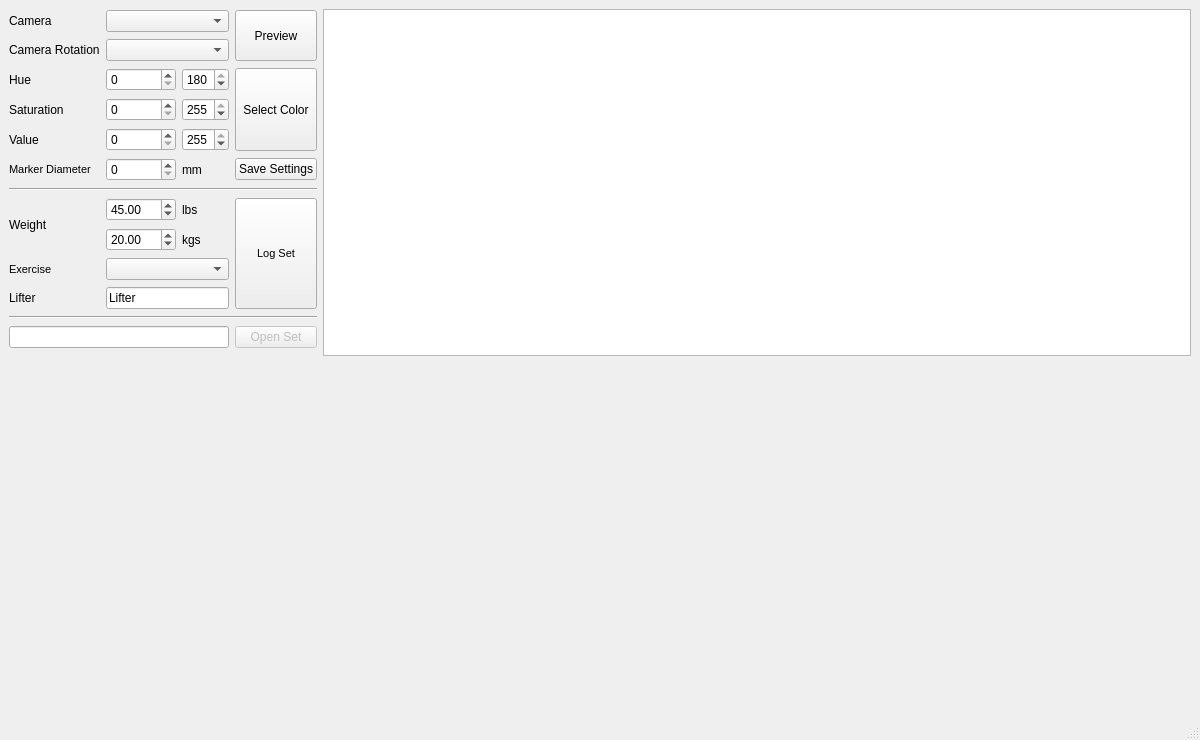
This is apps/barbellcvlog.ui in tlancon/barbellcv as Qt 5 draws it before an edit. The edited form follows.
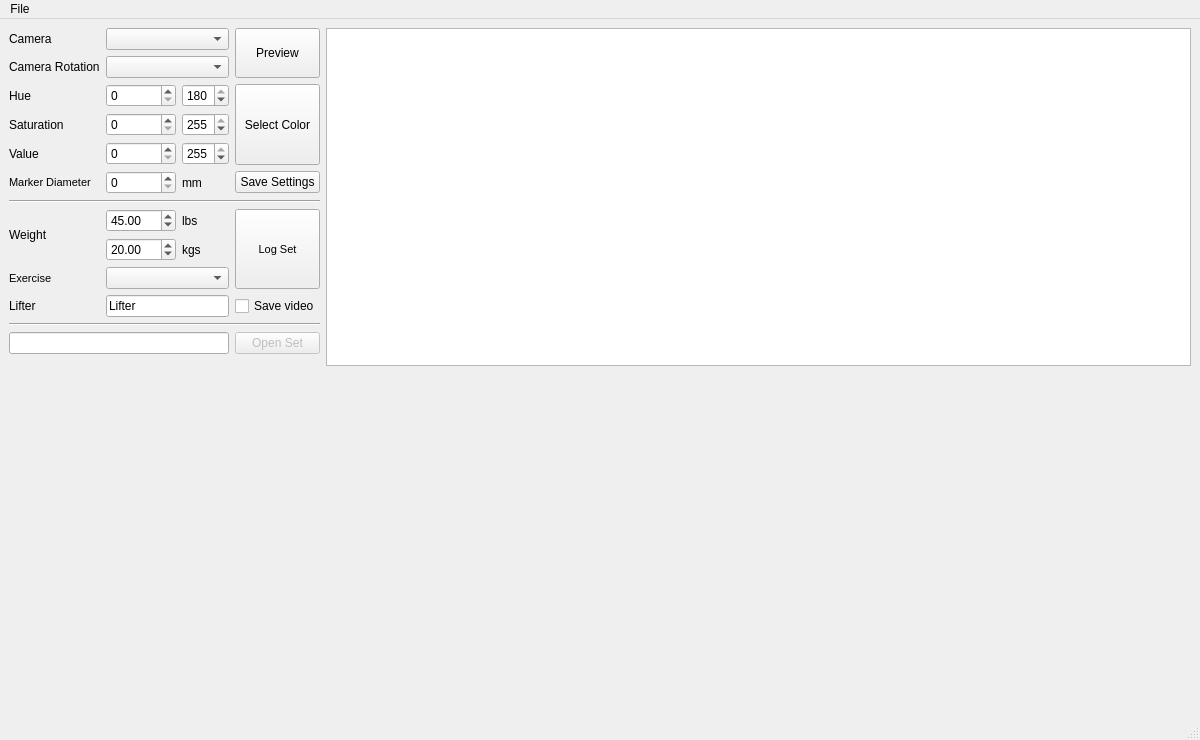
This is the edited form. Custom widgets are drawn as their Qt base class.

Commit message: Made saving videos optional, disabled by default #28

Patch:
```diff
--- a/apps/barbellcvlog.ui
+++ b/apps/barbellcvlog.ui
@@ -286,7 +286,7 @@
         </property>
        </widget>
       </item>
-      <item row="7" column="3" rowspan="4">
+      <item row="7" column="3" rowspan="3">
        <widget class="QPushButton" name="buttonLogSet">
         <property name="sizePolicy">
          <sizepolicy hsizetype="Minimum" vsizetype="Expanding">
@@ -307,6 +307,13 @@
         </property>
        </widget>
       </item>
+      <item row="10" column="3">
+       <widget class="QCheckBox" name="checkSaveVideo">
+        <property name="text">
+         <string>Save video</string>
+        </property>
+       </widget>
+      </item>
      </layout>
     </item>
     <item row="4" column="2" rowspan="2">
@@ -327,6 +334,12 @@
      <height>21</height>
     </rect>
    </property>
+   <widget class="QMenu" name="menuFile">
+    <property name="title">
+     <string>File</string>
+    </property>
+   </widget>
+   <addaction name="menuFile"/>
   </widget>
   <action name="actionOptions">
    <property name="text">
```
Left out of the diff: 10 changed lines with no effect on the pictures. The commit also changes 1 other file.
